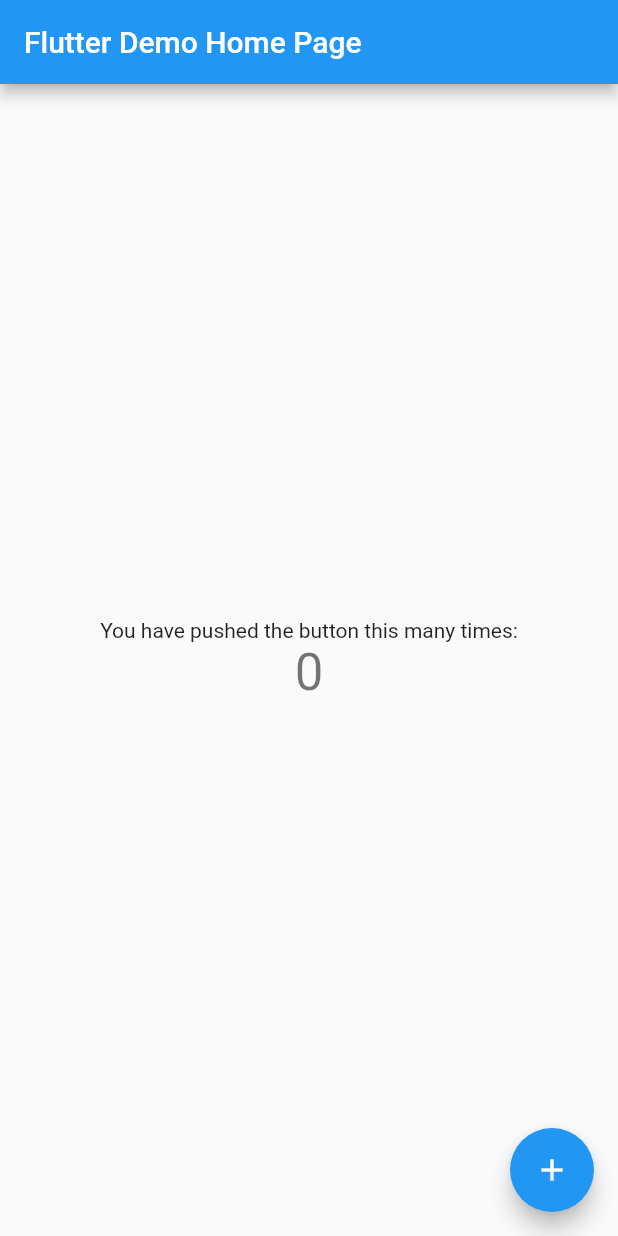
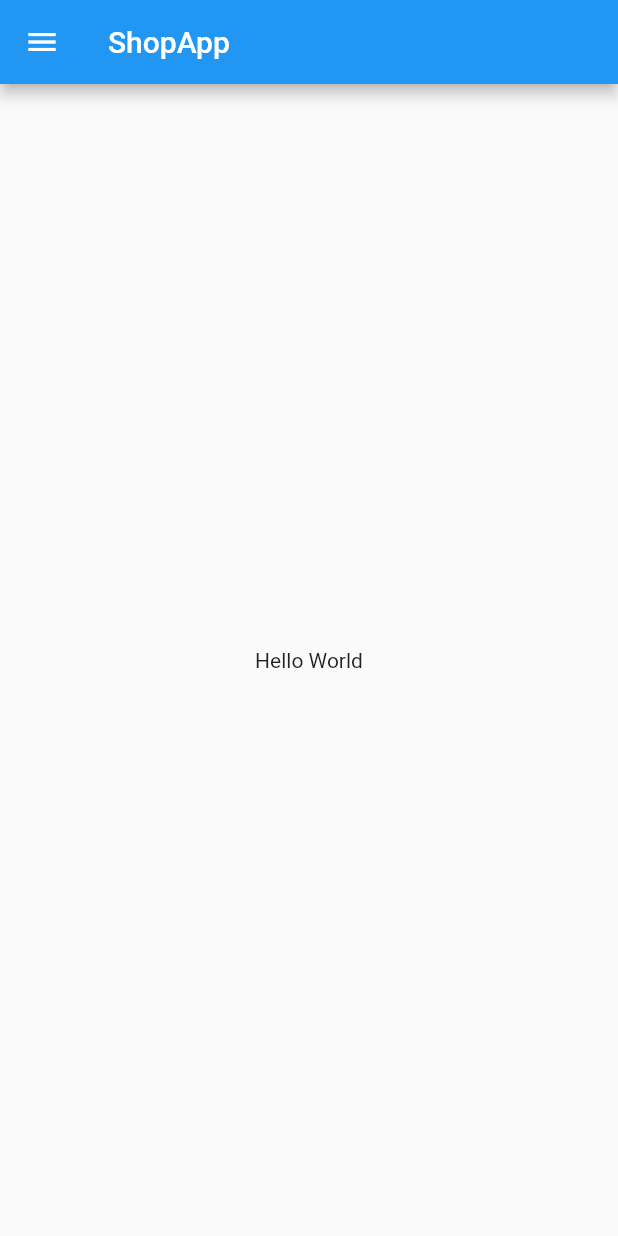
Before and after one commit to amritesh-21/final_app, a Flutter app: the screen it shows after launch, on a phone screen of 412 x 824 dp. Run offline on Flutter 3.47's test engine with Material 2 defaults, Android fonts, the phone set to English and light mode, and no system bars.

Commit message:
Day 1 Completed

```diff
--- /dev/null
+++ b/lib/home_page.dart
@@ -0,0 +1,19 @@
+import 'package:flutter/material.dart';
+
+class HomePage extends StatelessWidget {
+  const HomePage({Key? key}) : super(key: key);
+
+  @override
+  Widget build(BuildContext context) {
+    return Scaffold(
+      appBar: AppBar(
+        title: Text('ShopApp'),
+      ),
+      body: Center(
+          child: Container(
+        child: Text('Hello World'),
+      )),
+      drawer: Drawer(),
+    );
+  }
+}
--- a/lib/main.dart
+++ b/lib/main.dart
@@ -1,113 +1,15 @@
 import 'package:flutter/material.dart';
+import 'home_page.dart';
 
 void main() {
   runApp(MyApp());
 }
 
 class MyApp extends StatelessWidget {
-  // This widget is the root of your application.
-  @override
-  Widget build(BuildContext context) {
-    return MaterialApp(
-      title: 'Flutter Demo',
-      theme: ThemeData(
-        // This is the theme of your application.
-        //
-        // Try running your application with "flutter run". You'll see the
-        // application has a blue toolbar. Then, without quitting the app, try
-        // changing the primarySwatch below to Colors.green and then invoke
-        // "hot reload" (press "r" in the console where you ran "flutter run",
-        // or simply save your changes to "hot reload" in a Flutter IDE).
-        // Notice that the counter didn't reset back to zero; the application
-        // is not restarted.
-        primarySwatch: Colors.blue,
-      ),
-      home: MyHomePage(title: 'Flutter Demo Home Page'),
-    );
-  }
-}
-
-class MyHomePage extends StatefulWidget {
-  MyHomePage({Key? key, required this.title}) : super(key: key);
-
-  // This widget is the home page of your application. It is stateful, meaning
-  // that it has a State object (defined below) that contains fields that affect
-  // how it looks.
-
-  // This class is the configuration for the state. It holds the values (in this
-  // case the title) provided by the parent (in this case the App widget) and
-  // used by the build method of the State. Fields in a Widget subclass are
-  // always marked "final".
-
-  final String title;
-
-  @override
-  _MyHomePageState createState() => _MyHomePageState();
-}
-
-class _MyHomePageState extends State<MyHomePage> {
-  int _counter = 0;
-
-  void _incrementCounter() {
-    setState(() {
-      // This call to setState tells the Flutter framework that something has
-      // changed in this State, which causes it to rerun the build method below
-      // so that the display can reflect the updated values. If we changed
-      // _counter without calling setState(), then the build method would not be
-      // called again, and so nothing would appear to happen.
-      _counter++;
-    });
-  }
+  //const MyApp({Key? key}) : super(key: key);
 
   @override
   Widget build(BuildContext context) {
-    // This method is rerun every time setState is called, for instance as done
-    // by the _incrementCounter method above.
-    //
-    // The Flutter framework has been optimized to make rerunning build methods
-    // fast, so that you can just rebuild anything that needs updating rather
-    // than having to individually change instances of widgets.
-    return Scaffold(
-      appBar: AppBar(
-        // Here we take the value from the MyHomePage object that was created by
-        // the App.build method, and use it to set our appbar title.
-        title: Text(widget.title),
-      ),
-      body: Center(
-        // Center is a layout widget. It takes a single child and positions it
-        // in the middle of the parent.
-        child: Column(
-          // Column is also a layout widget. It takes a list of children and
-          // arranges them vertically. By default, it sizes itself to fit its
-          // children horizontally, and tries to be as tall as its parent.
-          //
-          // Invoke "debug painting" (press "p" in the console, choose the
-          // "Toggle Debug Paint" action from the Flutter Inspector in Android
-          // Studio, or the "Toggle Debug Paint" command in Visual Studio Code)
-          // to see the wireframe for each widget.
-          //
-          // Column has various properties to control how it sizes itself and
-          // how it positions its children. Here we use mainAxisAlignment to
-          // center the children vertically; the main axis here is the vertical
-          // axis because Columns are vertical (the cross axis would be
-          // horizontal).
-          mainAxisAlignment: MainAxisAlignment.center,
-          children: <Widget>[
-            Text(
-              'You have pushed the button this many times:',
-            ),
-            Text(
-              '$_counter',
-              style: Theme.of(context).textTheme.headline4,
-            ),
-          ],
-        ),
-      ),
-      floatingActionButton: FloatingActionButton(
-        onPressed: _incrementCounter,
-        tooltip: 'Increment',
-        child: Icon(Icons.add),
-      ), // This trailing comma makes auto-formatting nicer for build methods.
-    );
+    return MaterialApp(home: HomePage());
   }
 }
```
